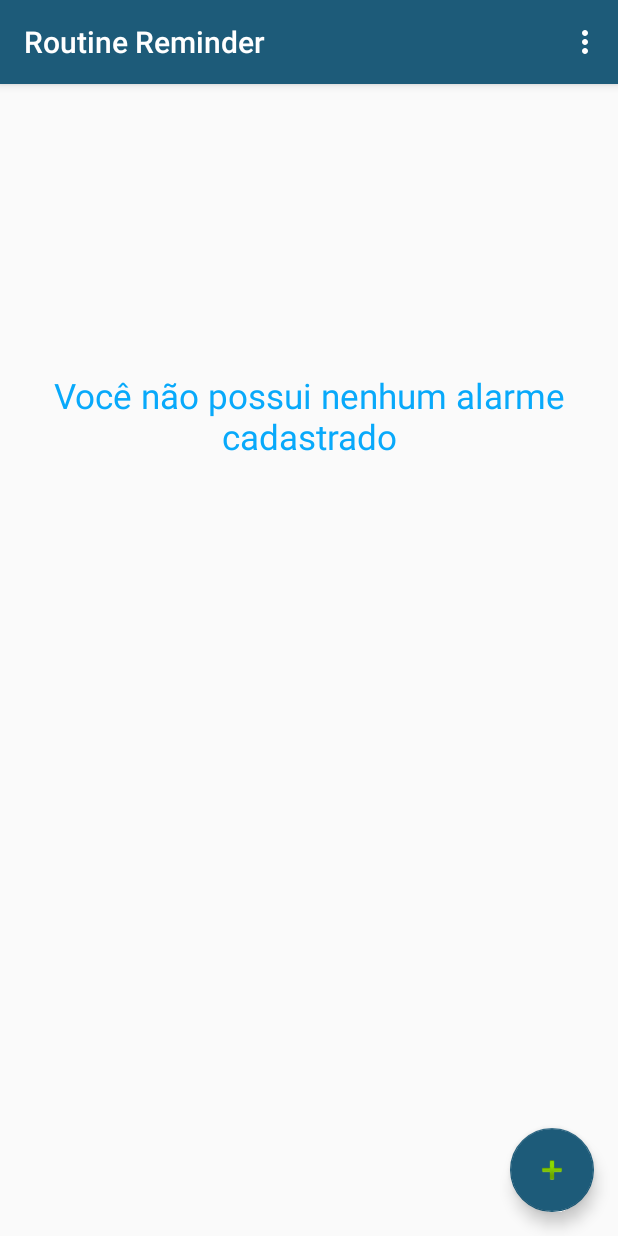
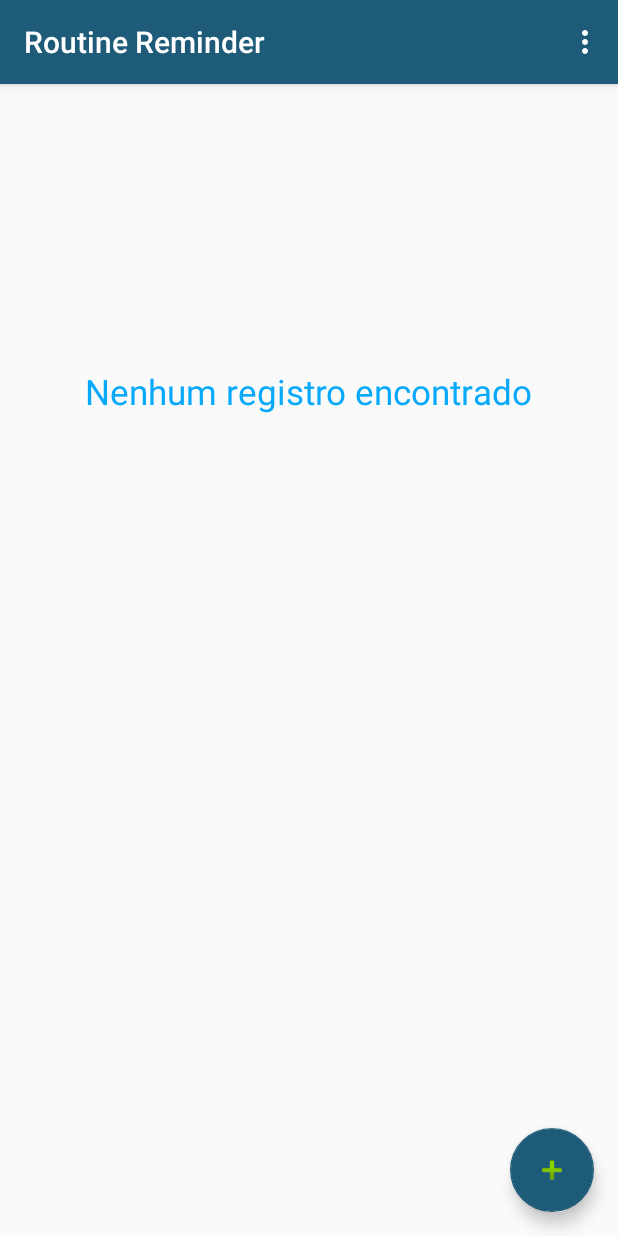
Before and after one commit to jefersonJim/routinereminder, an Android app: the screen it shows after launch (MainActivity), on a phone screen of 412 x 824 dp. Run offline under Robolectric (Android 15) with nearby library versions, the phone set to English and light mode, and no system bars.

```diff
--- a/app/src/main/res/layout/content_main.xml
+++ b/app/src/main/res/layout/content_main.xml
@@ -29,8 +29,7 @@
         android:textAlignment="center"
         android:textSize="23dp"
         android:textColor="#08a9fa"
+        android:layout_marginTop="173dp"
         android:layout_alignParentTop="true"
-        android:layout_alignParentLeft="true"
-        android:layout_alignParentStart="true"
-        android:layout_marginTop="176dp" />
+        android:layout_centerHorizontal="true" />
 </RelativeLayout>
--- a/app/src/main/res/values/strings.xml
+++ b/app/src/main/res/values/strings.xml
@@ -5,6 +5,6 @@
     <string name="action_edit">Editar</string>
     <string name="action_delete">Deletar</string>
     <string name="action_desativar">Desativar</string>
-    <string name="list_vazia">Você não possui nenhum alarme cadastrado</string>
+    <string name="list_vazia">Nenhum registro encontrado</string>
     <string name="action_sobre">Sobre</string>
 </resources>
```
